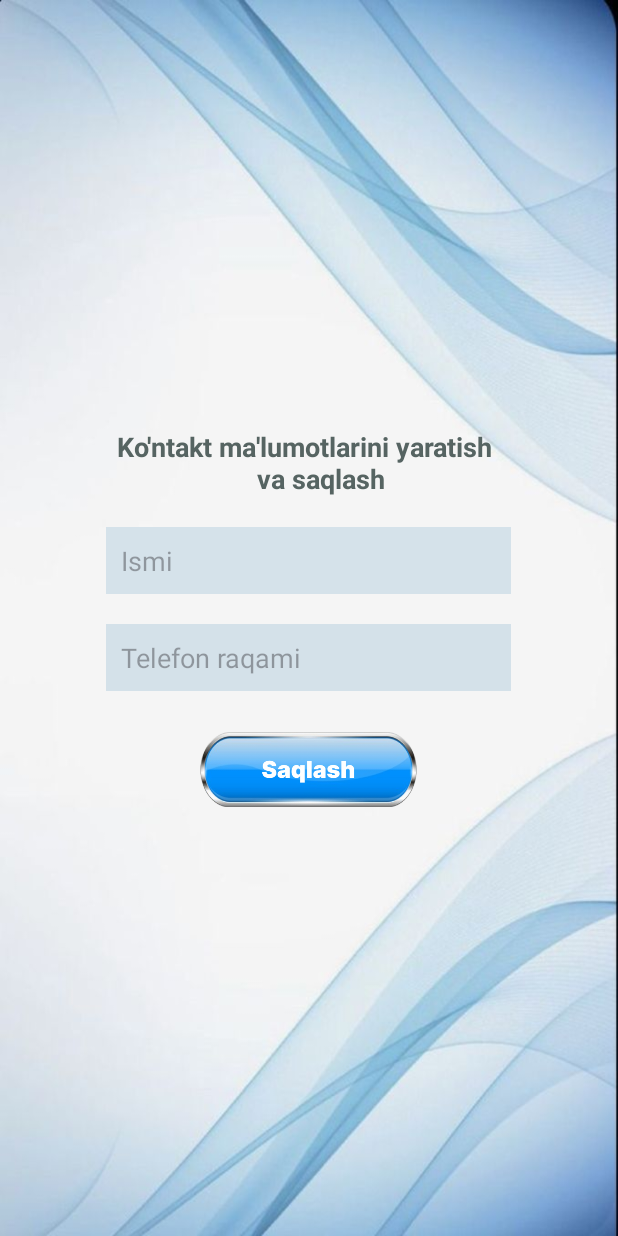
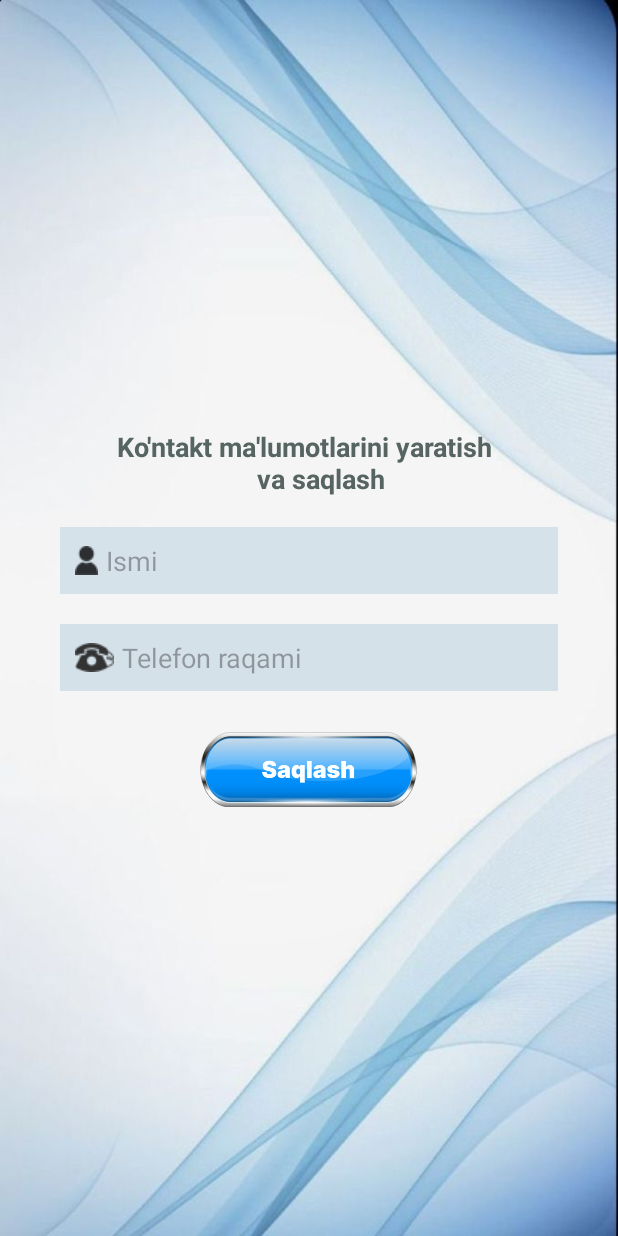
Before and after one commit to iscohacker/Contact-App-Simple, an Android app: the AddActivity screen opened directly, with no data from a screen before it, on a phone screen of 412 x 824 dp. Run offline under Robolectric (Android 15) with nearby library versions, the phone set to English and light mode, and no system bars.

Commit message:
CONTACT APP

```diff
--- a/app/src/main/res/layout/activity_add.xml
+++ b/app/src/main/res/layout/activity_add.xml
@@ -14,34 +14,42 @@
         android:layout_width="wrap_content"
         android:layout_height="wrap_content"
         android:text="Ko'ntakt ma'lumotlarini yaratish \n                    va saqlash"
+        android:textColor="#566462"
         android:textSize="18sp"
-        android:textStyle="bold"
-        android:textColor="#566462"/>
+        android:textStyle="bold" />
+
     <EditText
         android:id="@+id/edtName"
-        android:layout_width="270dp"
+        android:layout_width="match_parent"
         android:layout_height="wrap_content"
-        android:padding="10dp"
-        android:layout_margin="20dp"
+        android:layout_marginHorizontal="40dp"
+        android:layout_marginTop="20dp"
+        android:layout_marginBottom="10dp"
+        android:background="#D5E2EA"
+        android:drawableStart="@drawable/ic_contact"
+        android:drawablePadding="5dp"
         android:hint="Ismi"
         android:importantForAutofill="no"
         android:inputType="textCapSentences|textMultiLine"
         android:maxLines="4"
+        android:padding="10dp"
         android:textColor="@color/black"
-        android:background="#D5E2EA"
         android:textSize="18sp" />
 
     <EditText
         android:id="@+id/edtPhone"
-        android:layout_width="270dp"
-        android:padding="10dp"
+        android:layout_width="match_parent"
         android:layout_height="wrap_content"
-        android:layout_marginHorizontal="20dp"
+        android:layout_marginHorizontal="40dp"
+        android:layout_marginTop="10dp"
+        android:background="#D4E1E9"
+        android:drawableStart="@drawable/ic_phone"
+        android:drawablePadding="5dp"
         android:hint="Telefon raqami"
         android:importantForAutofill="no"
         android:inputType="phone"
+        android:padding="10dp"
         android:textColor="@color/black"
-        android:background="#D4E1E9"
         android:textSize="18sp" />
 
     <ImageView
--- a/app/src/main/res/layout/item_dilog.xml
+++ b/app/src/main/res/layout/item_dilog.xml
@@ -25,6 +25,8 @@
                 android:layout_marginHorizontal="35dp"
                 android:layout_marginBottom="5dp"
                 android:background="#B6DFF6"
+                android:drawableStart="@drawable/ic_contact"
+                android:drawablePadding="5dp"
                 android:hint="@string/yangi_ismi"
                 android:importantForAutofill="no"
                 android:inputType="textCapSentences|textMultiLine"
@@ -40,6 +42,8 @@
                 android:layout_marginHorizontal="35dp"
                 android:layout_marginTop="5dp"
                 android:background="#B6DFF6"
+                android:drawableStart="@drawable/ic_phone"
+                android:drawablePadding="5dp"
                 android:hint="@string/yangi_telefon_raqam"
                 android:importantForAutofill="no"
                 android:inputType="phone"
```
Also changed, not shown: app/src/main/res/drawable/ic_contact.png (added), app/src/main/res/drawable/ic_phone.png (added).
